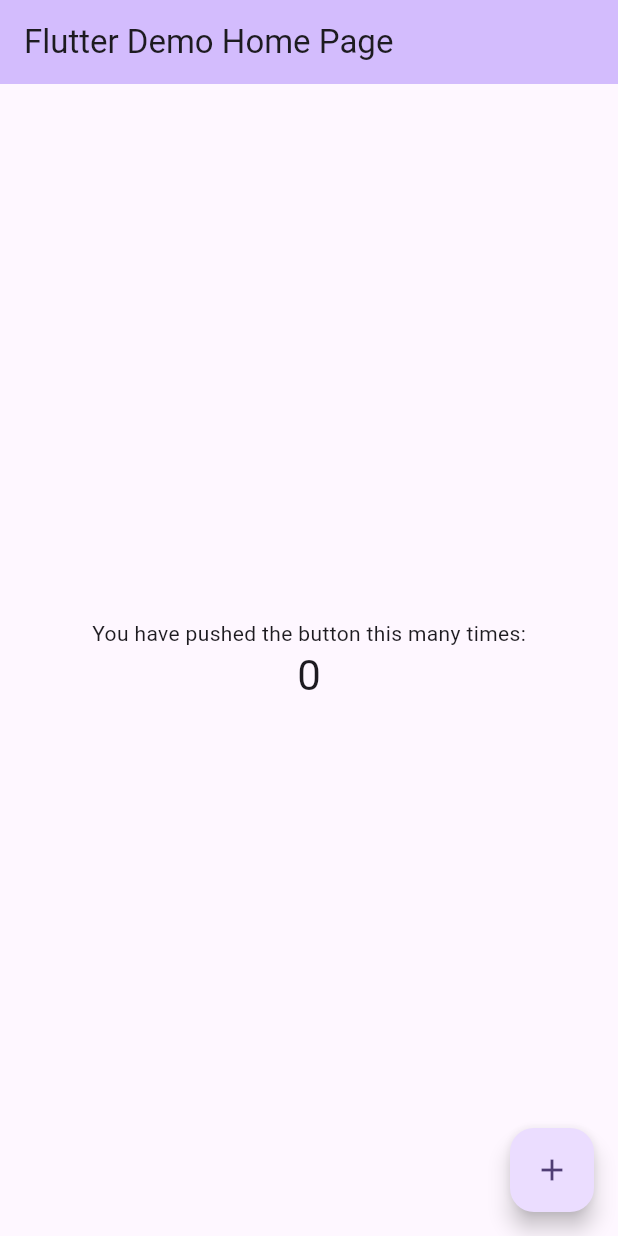
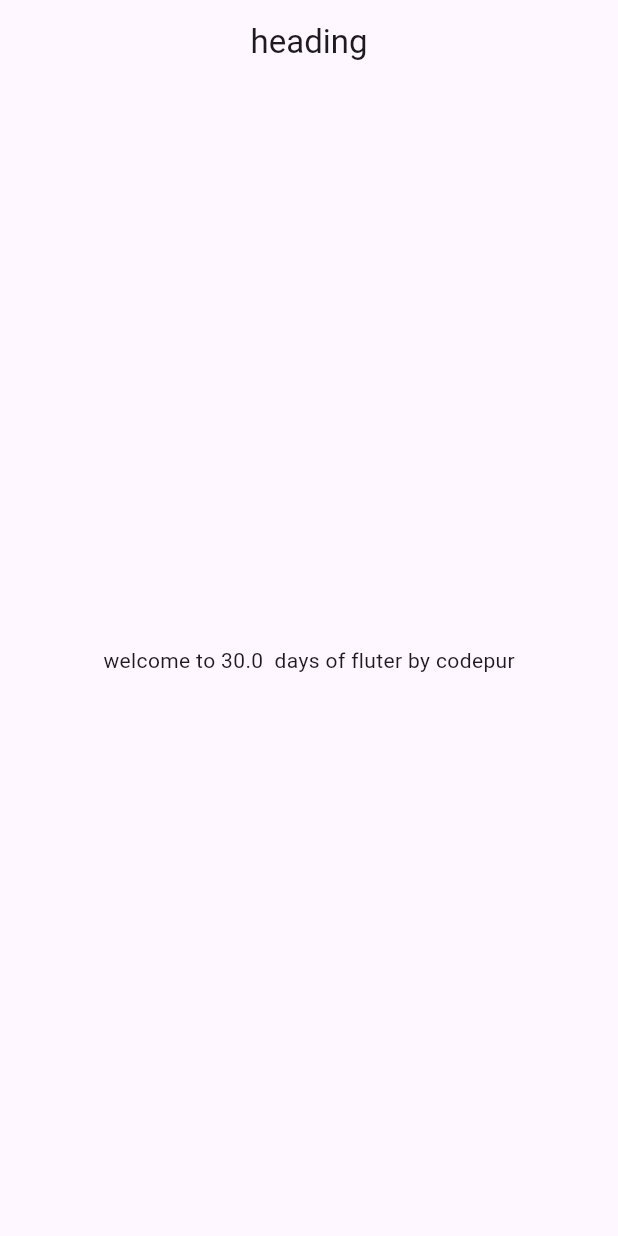
Before and after one commit to ssnjitm/flutter30, a Flutter app: the screen it shows after launch, on a phone screen of 412 x 824 dp. Run offline on Flutter 3.47's test engine with Material 3 defaults, Android fonts, the phone set to English and light mode, and no system bars.

Commit message:
day2 completed

```diff
--- /dev/null
+++ b/lib/home_page.dart
@@ -0,0 +1,19 @@
+import 'package:flutter/material.dart';
+
+class HomePage extends StatelessWidget {
+  const HomePage({super.key});
+
+  @override
+  Widget build(BuildContext context) {
+    double days = 30;
+    String name = "codepur";
+    return Scaffold(
+      appBar: AppBar(title: Center(child: Text('heading'))),
+      body: Center(
+        child: Container(
+          child: Text('welcome to ${days}  days of fluter by $name'),
+        ),
+      ),
+    );
+  }
+}
--- a/lib/main.dart
+++ b/lib/main.dart
@@ -1,125 +1,13 @@
+import 'package:codepurs/home_page.dart';
 import 'package:flutter/material.dart';
 
 void main() {
-  runApp(const MyApp());
+  runApp(MyApp());
 }
 
 class MyApp extends StatelessWidget {
-  const MyApp({super.key});
-
-  // This widget is the root of your application.
   @override
   Widget build(BuildContext context) {
-    return MaterialApp(
-      title: 'Flutter Demo',
-      theme: ThemeData(
-        // This is the theme of your application.
-        //
-        // TRY THIS: Try running your application with "flutter run". You'll see
-        // the application has a purple toolbar. Then, without quitting the app,
-        // try changing the seedColor in the colorScheme below to Colors.green
-        // and then invoke "hot reload" (save your changes or press the "hot
-        // reload" button in a Flutter-supported IDE, or press "r" if you used
-        // the command line to start the app).
-        //
-        // Notice that the counter didn't reset back to zero; the application
-        // state is not lost during the reload. To reset the state, use hot
-        // restart instead.
-        //
-        // This works for code too, not just values: Most code changes can be
-        // tested with just a hot reload.
-        colorScheme: ColorScheme.fromSeed(seedColor: Colors.deepPurple),
-        useMaterial3: true,
-      ),
-      home: const MyHomePage(title: 'Flutter Demo Home Page'),
-    );
+    return MaterialApp(home: HomePage());
   }
 }
-
-class MyHomePage extends StatefulWidget {
-  const MyHomePage({super.key, required this.title});
-
-  // This widget is the home page of your application. It is stateful, meaning
-  // that it has a State object (defined below) that contains fields that affect
-  // how it looks.
-
-  // This class is the configuration for the state. It holds the values (in this
-  // case the title) provided by the parent (in this case the App widget) and
-  // used by the build method of the State. Fields in a Widget subclass are
-  // always marked "final".
-
-  final String title;
-
-  @override
-  State<MyHomePage> createState() => _MyHomePageState();
-}
-
-class _MyHomePageState extends State<MyHomePage> {
-  int _counter = 0;
-
-  void _incrementCounter() {
-    setState(() {
-      // This call to setState tells the Flutter framework that something has
-      // changed in this State, which causes it to rerun the build method below
-      // so that the display can reflect the updated values. If we changed
-      // _counter without calling setState(), then the build method would not be
-      // called again, and so nothing would appear to happen.
-      _counter++;
-    });
-  }
-
-  @override
-  Widget build(BuildContext context) {
-    // This method is rerun every time setState is called, for instance as done
-    // by the _incrementCounter method above.
-    //
-    // The Flutter framework has been optimized to make rerunning build methods
-    // fast, so that you can just rebuild anything that needs updating rather
-    // than having to individually change instances of widgets.
-    return Scaffold(
-      appBar: AppBar(
-        // TRY THIS: Try changing the color here to a specific color (to
-        // Colors.amber, perhaps?) and trigger a hot reload to see the AppBar
-        // change color while the other colors stay the same.
-        backgroundColor: Theme.of(context).colorScheme.inversePrimary,
-        // Here we take the value from the MyHomePage object that was created by
-        // the App.build method, and use it to set our appbar title.
-        title: Text(widget.title),
-      ),
-      body: Center(
-        // Center is a layout widget. It takes a single child and positions it
-        // in the middle of the parent.
-        child: Column(
-          // Column is also a layout widget. It takes a list of children and
-          // arranges them vertically. By default, it sizes itself to fit its
-          // children horizontally, and tries to be as tall as its parent.
-          //
-          // Column has various properties to control how it sizes itself and
-          // how it positions its children. Here we use mainAxisAlignment to
-          // center the children vertically; the main axis here is the vertical
-          // axis because Columns are vertical (the cross axis would be
-          // horizontal).
-          //
-          // TRY THIS: Invoke "debug painting" (choose the "Toggle Debug Paint"
-          // action in the IDE, or press "p" in the console), to see the
-          // wireframe for each widget.
-          mainAxisAlignment: MainAxisAlignment.center,
-          children: <Widget>[
-            const Text(
-              'You have pushed the button this many times:',
-            ),
-            Text(
-              '$_counter',
-              style: Theme.of(context).textTheme.headlineMedium,
-            ),
-          ],
-        ),
-      ),
-      floatingActionButton: FloatingActionButton(
-        onPressed: _incrementCounter,
-        tooltip: 'Increment',
-        child: const Icon(Icons.add),
-      ), // This trailing comma makes auto-formatting nicer for build methods.
-    );
-  }
-}
```
Also changed, not shown: 1 other file.
